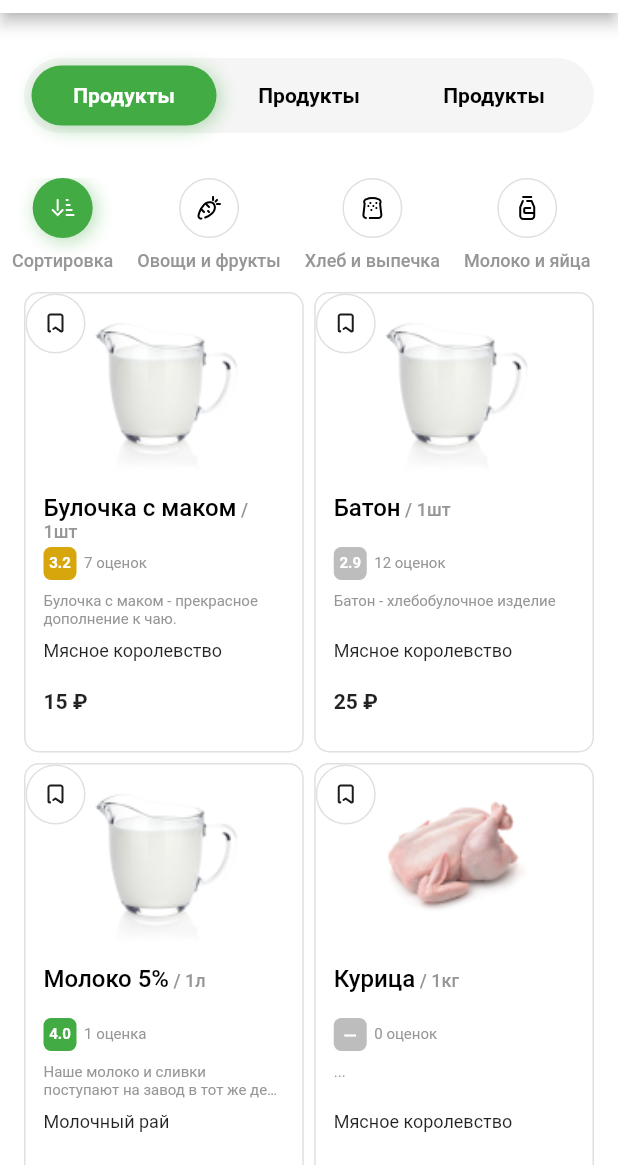
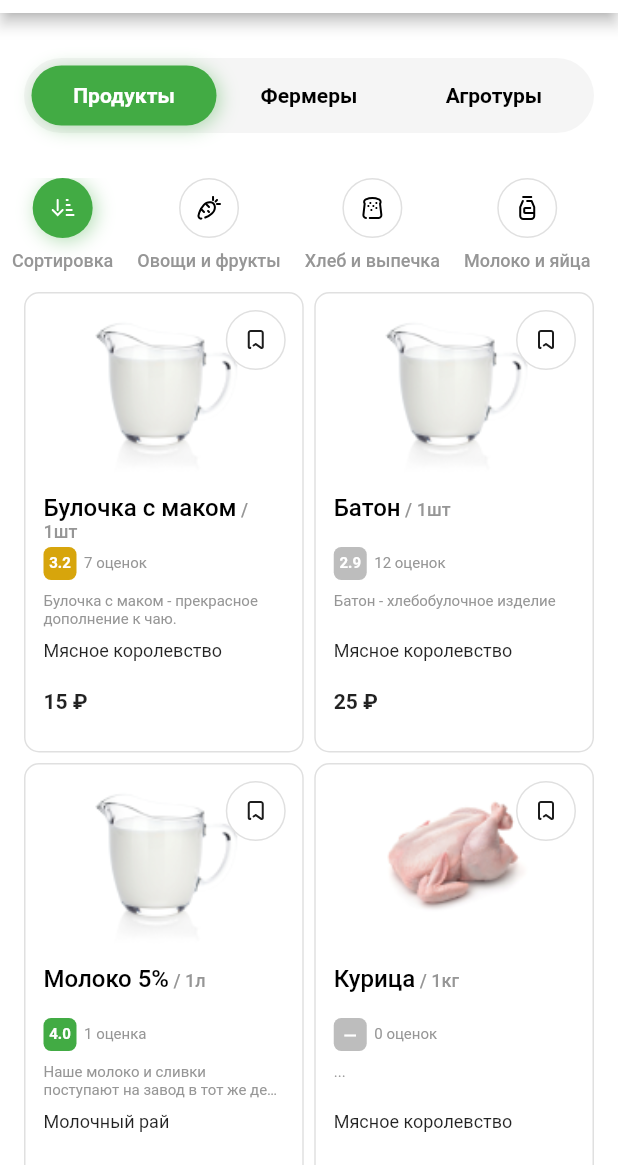
Before and after one commit to bitizen248/rshb_test_task, a Flutter app: the screen it shows after launch, after a tap on "Сортировка", on a phone screen of 412 x 824 dp, the part 71-1236 px from its top. Run offline on Flutter 3.47's test engine with Material 2 defaults, Android fonts, the phone set to English and light mode, and no system bars; our stand-ins replace bloc, flutter_bloc, flutter_svg, shared_preferences; generated files the repository leaves out were written again.

Commit message:
Доработки по скроллу

```diff
--- a/lib/screens/main_screen.dart
+++ b/lib/screens/main_screen.dart
@@ -1,6 +1,10 @@
+import 'package:divan_test_task_rshb/bloc/products_list_bloc.dart';
+import 'package:divan_test_task_rshb/screens/tabs/empty_tab.dart';
 import 'package:divan_test_task_rshb/screens/tabs/products_tab.dart';
+import 'package:divan_test_task_rshb/screens/widgets/category_selector.dart';
 import 'package:divan_test_task_rshb/screens/widgets/tab_selector.dart';
 import 'package:flutter/material.dart';
+import 'package:flutter_bloc/flutter_bloc.dart';
 
 class MainScreen extends StatefulWidget {
   @override
@@ -9,32 +13,71 @@ class MainScreen extends StatefulWidget {
 
 class _MainScreenState extends State<MainScreen> with SingleTickerProviderStateMixin {
   TabController _tabController;
+  double size = 76;
 
   @override
   void initState() {
     super.initState();
     _tabController = TabController(length: 3, vsync: this);
+    _tabController.addListener(() {
+      if (_tabController.index == 0) {
+        setState(() {
+          size = 76;
+        });
+      } else {
+        setState(() {
+          size = 0;
+        });
+      }
+    });
   }
 
   @override
   Widget build(BuildContext context) {
-    return Scaffold(
+    return BlocProvider(
+      create: (context) => ProductListCubit(),
+      child: Scaffold(
         appBar: AppBar(
           title: Text("Каталог"),
         ),
         backgroundColor: Colors.white,
-      body: ListView(
+        body: NestedScrollView(
+          physics: _tabController.index == 0 ? null : NeverScrollableScrollPhysics(),
+          headerSliverBuilder: (context, innerBoxisScrolled) {
+            return <Widget>[
+              SliverAppBar(
+                floating: true,
+                snap: true,
+                toolbarHeight: 0,
+                primary: false,
+                elevation: innerBoxisScrolled ? 8 : 0,
+                flexibleSpace: FlexibleSpaceBar(
+                  collapseMode: CollapseMode.pin,
+                  centerTitle: true,
+                ),
+                bottom: PreferredSize(
+                    preferredSize: Size.fromHeight(110 + size),
+                    child: Column(
                       children: [
                         TabSelector(
-            onTabSelect: (i) => _tabController.animateTo(i),
+                          tabController: _tabController,
                           tabs: [
                             SectionTab("Продукты"),
-              SectionTab("Продукты"),
-              SectionTab("Продукты"),
+                            SectionTab("Фермеры"),
+                            SectionTab("Агротуры"),
                           ],
                         ),
-          ProductsTab(),
+                        if (_tabController.index == 0) CategorySelector(),
                       ],
+                    )),
+              )
+            ];
+          },
+          body: TabBarView(
+            controller: _tabController,
+            children: [ProductsTab(), EmptyTab(), EmptyTab()],
+          ),
+        ),
       ),
     );
   }
--- a/lib/screens/tabs/products_tab.dart
+++ b/lib/screens/tabs/products_tab.dart
@@ -6,31 +6,26 @@ import 'package:divan_test_task_rshb/screens/widgets/product_card.dart';
 import 'package:flutter/material.dart';
 import 'package:flutter_bloc/flutter_bloc.dart';
 
-class ProductsTab extends StatelessWidget {
-  final ProductListCubit _productListCubit = ProductListCubit();
+class ProductsTab extends StatefulWidget {
+  @override
+  _ProductsTabState createState() => _ProductsTabState();
+}
+
+class _ProductsTabState extends State<ProductsTab> {
 
   @override
   Widget build(BuildContext context) {
+    ProductListCubit productListCubit = BlocProvider.of<ProductListCubit>(context);
     return BlocBuilder<ProductListCubit, ProductListState>(
-      cubit: _productListCubit,
-      buildWhen: (oldState, newState) => oldState != newState,
+      cubit: productListCubit,
       builder: (context, state) {
         if (state.categories == null)
           return Center(
             child: CircularProgressIndicator(),
           );
         return ListView(
-          primary: false,
-          shrinkWrap: true,
           padding: EdgeInsets.only(bottom: 16),
           children: [
-            CategorySelector(
-              selectedCategory: state.selectedCategory,
-              sortOrder: state.sortOrder,
-              categories: state.categories,
-              onCategorySelect: (category) => _productListCubit.selectCategory(category),
-              onSortSelect: (sort) => _productListCubit.selectSort(sort),
-            ),
             if (state.products == null)
               Center(child: CircularProgressIndicator())
             else
--- a/lib/screens/widgets/category_selector.dart
+++ b/lib/screens/widgets/category_selector.dart
@@ -1,43 +1,32 @@
+import 'package:divan_test_task_rshb/bloc/products_list_bloc.dart';
+import 'package:divan_test_task_rshb/bloc/states/product_list_state.dart';
 import 'package:divan_test_task_rshb/models/category.dart';
 import 'package:divan_test_task_rshb/models/sort_order.dart';
 import 'package:divan_test_task_rshb/screens/colors.dart';
 import 'package:flutter/material.dart';
+import 'package:flutter_bloc/flutter_bloc.dart';
 import 'package:flutter_svg/flutter_svg.dart';
 
 class CategorySelector extends StatefulWidget {
-  final List<Category> categories;
-  final Category selectedCategory;
-  final SortOrder sortOrder;
-
-  final Function(Category) onCategorySelect;
-  final Function(SortOrder) onSortSelect;
-
-  const CategorySelector(
-      {Key key,
-      this.selectedCategory,
-      this.sortOrder = SortOrder.ratingDesc,
-      this.onCategorySelect,
-      this.onSortSelect,
-      @required this.categories})
-      : super(key: key);
-
   @override
   _CategorySelectorState createState() => _CategorySelectorState();
+
 }
 
 class _CategorySelectorState extends State<CategorySelector> {
-  Category _selectedCategory;
-  SortOrder _sortOrder;
-
-  @override
-  void initState() {
-    super.initState();
-    _selectedCategory = widget.selectedCategory;
-    _sortOrder = widget.sortOrder;
-  }
-
   @override
   Widget build(BuildContext context) {
+    ProductListCubit productListCubit = BlocProvider.of<ProductListCubit>(context);
+    return BlocBuilder<ProductListCubit, ProductListState>(
+        cubit: productListCubit,
+        builder: (context, state) {
+          if (state.categories == null)
+            return Container(
+              height: 76,
+              child: Center(
+                child: CircularProgressIndicator(),
+              ),
+            );
           return Container(
             height: 76,
             child: ListView(
@@ -46,34 +35,25 @@ class _CategorySelectorState extends State<CategorySelector> {
                 _CategoryItem(
                   iconUri: "assets/icons/sort_icon.svg",
                   title: "Сортировка",
-            active: _sortOrder == SortOrder.priceAsc,
+                  active: state.sortOrder == SortOrder.priceAsc,
                   onTap: () {
-              setState(() {
-                if (widget.sortOrder == SortOrder.ratingDesc)
-                  _sortOrder = SortOrder.priceAsc;
+                    if (state.sortOrder == SortOrder.ratingDesc)
+                      productListCubit.selectSort(SortOrder.priceAsc);
                     else
-                  _sortOrder = SortOrder.ratingDesc;
-                widget.onSortSelect(_sortOrder);
-              });
+                      productListCubit.selectSort(SortOrder.ratingDesc);
                   },
                 ),
-          ...List<Widget>.generate(widget.categories.length, (index) {
-            Category category = widget.categories[index];
+                ...List<Widget>.generate(state.categories.length, (index) {
+                  Category category = state.categories[index];
                   return _CategoryItem(
                     iconUri: category.iconUri,
                     title: category.title,
-              active: _selectedCategory == category,
+                    active: state.selectedCategory == category,
                     onTap: () {
-                if (category == _selectedCategory) {
-                  widget.onCategorySelect(null);
-                  setState(() {
-                    _selectedCategory = null;
-                  });
+                      if (category == state.selectedCategory) {
+                        productListCubit.selectCategory(null);
                       } else {
-                  widget.onCategorySelect(category);
-                  setState(() {
-                    _selectedCategory = category;
-                  });
+                        productListCubit.selectCategory(category);
                       }
                     },
                   );
@@ -81,6 +61,7 @@ class _CategorySelectorState extends State<CategorySelector> {
               ],
             ),
           );
+        });
   }
 }
 
--- a/lib/screens/widgets/product_card.dart
+++ b/lib/screens/widgets/product_card.dart
@@ -1,5 +1,6 @@
 import 'package:divan_test_task_rshb/models/product.dart';
 import 'package:divan_test_task_rshb/screens/colors.dart';
+import 'package:divan_test_task_rshb/screens/detailed_product_screen.dart';
 import 'package:divan_test_task_rshb/screens/widgets/favorite_badge.dart';
 import 'package:divan_test_task_rshb/screens/widgets/rating_badge.dart';
 import 'package:flutter/material.dart';
@@ -11,16 +12,20 @@ class ProductCard extends StatelessWidget {
 
   @override
   Widget build(BuildContext context) {
-    return Container(
+    return GestureDetector(
+      onTap: () {
+        Navigator.of(context).push(MaterialPageRoute(
+            builder: (c) => DetailedProductScreen(
+                  product: product,
+                )));
+      },
+      child: Container(
         decoration: BoxDecoration(
             borderRadius: BorderRadius.circular(10), border: Border.all(color: RshbColors.greyE0, width: 1)),
         child: Column(
           children: [
             Stack(
               children: [
-              Container(
-                height: 121,
-              ),
                 ClipRRect(
                   borderRadius: BorderRadius.circular(10),
                   child: Image.asset(
@@ -31,7 +36,13 @@ class ProductCard extends StatelessWidget {
                     fit: BoxFit.contain,
                   ),
                 ),
-              FavoriteBadge()
+                Align(
+                  child: Padding(
+                    padding: const EdgeInsets.all(11.0),
+                    child: FavoriteBadge(),
+                  ),
+                  alignment: Alignment.topRight,
+                )
               ],
             ),
             Container(
@@ -47,7 +58,8 @@ class ProductCard extends StatelessWidget {
                           text: product.title,
                           style: TextStyle(fontSize: 16, fontWeight: FontWeight.w500, color: Colors.black),
                           children: [
-                          TextSpan(text: " / ${product.unit}", style: TextStyle(fontSize: 12, color: RshbColors.grey96))
+                            TextSpan(
+                                text: " / ${product.unit}", style: TextStyle(fontSize: 12, color: RshbColors.grey96))
                           ]),
                     ),
                   ),
@@ -79,6 +91,7 @@ class ProductCard extends StatelessWidget {
             )
           ],
         ),
+      ),
     );
   }
 }
--- a/lib/screens/widgets/tab_selector.dart
+++ b/lib/screens/widgets/tab_selector.dart
@@ -3,28 +3,27 @@ import 'package:flutter/material.dart';
 
 class TabSelector extends StatefulWidget {
   final List<SectionTab> tabs;
-  final Function(int) onTabSelect;
+  final TabController tabController;
 
-  const TabSelector({Key key, this.tabs, this.onTabSelect}) : super(key: key);
+  const TabSelector({Key key, this.tabs, this.tabController}) : super(key: key);
 
   @override
   _TabSelectorState createState() => _TabSelectorState();
 }
 
 class _TabSelectorState extends State<TabSelector> with SingleTickerProviderStateMixin {
-  int _activeElement = 0;
-
   AnimationController _animationController;
   Animation _animation;
 
   @override
   void initState() {
     super.initState();
-    _animationController = AnimationController(duration: Duration(milliseconds: 300), vsync: this);
+    _animationController = AnimationController(duration: Duration(milliseconds: 300), vsync: this,);
     _animation = IntTween(begin: 0, end: (widget.tabs.length * 100)).animate(_animationController);
     _animation.addListener(() {
       setState(() {});
     });
+    _animationController.value = (1 / widget.tabs.length) * widget.tabController.index;
   }
 
   @override
@@ -78,17 +77,15 @@ class _TabSelectorState extends State<TabSelector> with SingleTickerProviderStat
                     Expanded(
                       child: GestureDetector(
                         onTap: () async {
-                          widget.onTabSelect(i);
-                          setState(() {
-                            _activeElement = i;
-                          });
+                          widget.tabController.animateTo(i);
                           _animationController.animateTo((1 / widget.tabs.length) * i);
+                          setState(() {});
                         },
                         child: Center(
                             child: AnimatedDefaultTextStyle(
                                 duration: Duration(milliseconds: 300),
                                 style: TextStyle(
-                                    color: i == _activeElement ? Colors.white : Colors.black,
+                                    color: i == widget.tabController.index ? Colors.white : Colors.black,
                                     fontSize: 14,
                                     fontWeight: FontWeight.w600),
                                 child: Text(widget.tabs[i].name))),
```
Lines whose indentation alone changed are shown as unchanged.
